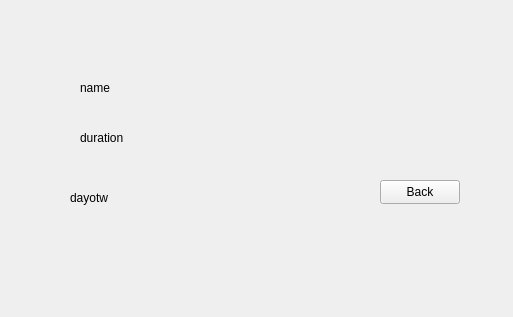
Old version of the form frontend/gym_frontend/exercisewindow/exercisewindow.ui in the repository AlexMNK/dyplom-gym.
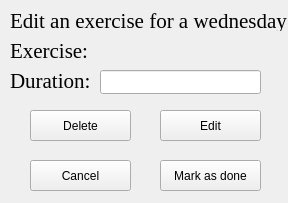
New version of the form. Icons and pictures are not drawn.

Commit message: Added functionality to edit and delete exercise

Diff of the .ui file:
```diff
--- a/frontend/gym_frontend/exercisewindow/exercisewindow.ui
+++ b/frontend/gym_frontend/exercisewindow/exercisewindow.ui
@@ -6,64 +6,167 @@
    <rect>
     <x>0</x>
     <y>0</y>
-    <width>513</width>
-    <height>317</height>
+    <width>288</width>
+    <height>203</height>
    </rect>
   </property>
+  <property name="sizePolicy">
+   <sizepolicy hsizetype="Fixed" vsizetype="Fixed">
+    <horstretch>0</horstretch>
+    <verstretch>0</verstretch>
+   </sizepolicy>
+  </property>
+  <property name="minimumSize">
+   <size>
+    <width>288</width>
+    <height>203</height>
+   </size>
+  </property>
+  <property name="maximumSize">
+   <size>
+    <width>288</width>
+    <height>203</height>
+   </size>
+  </property>
   <property name="windowTitle">
    <string>MainWindow</string>
   </property>
   <widget class="QWidget" name="centralwidget">
-   <widget class="QLabel" name="name">
+   <widget class="QPushButton" name="back">
     <property name="geometry">
      <rect>
-      <x>80</x>
-      <y>80</y>
-      <width>49</width>
-      <height>16</height>
+      <x>30</x>
+      <y>160</y>
+      <width>101</width>
+      <height>31</height>
      </rect>
     </property>
-    <property name="text">
-     <string>name</string>
+    <property name="cursor">
+     <cursorShape>PointingHandCursor</cursorShape>
     </property>
-   </widget>
-   <widget class="QPushButton" name="pushButton">
-    <property name="geometry">
-     <rect>
-      <x>380</x>
-      <y>180</y>
-      <width>80</width>
-      <height>24</height>
-     </rect>
-    </property>
     <property name="text">
-     <string>Back</string>
+     <string>Cancel</string>
     </property>
    </widget>
-   <widget class="QLabel" name="duration">
+   <widget class="QLabel" name="exercise">
     <property name="geometry">
      <rect>
-      <x>80</x>
-      <y>130</y>
-      <width>49</width>
-      <height>16</height>
+      <x>10</x>
+      <y>40</y>
+      <width>271</width>
+      <height>21</height>
      </rect>
     </property>
+    <property name="font">
+     <font>
+      <family>Times New Roman</family>
+      <pointsize>16</pointsize>
+     </font>
+    </property>
     <property name="text">
-     <string>duration</string>
+     <string>Exercise:</string>
     </property>
    </widget>
    <widget class="QLabel" name="day">
     <property name="geometry">
      <rect>
-      <x>70</x>
-      <y>190</y>
-      <width>49</width>
-      <height>16</height>
+      <x>10</x>
+      <y>10</y>
+      <width>291</width>
+      <height>21</height>
      </rect>
     </property>
+    <property name="font">
+     <font>
+      <family>Times New Roman</family>
+      <pointsize>16</pointsize>
+     </font>
+    </property>
     <property name="text">
-     <string>dayotw</string>
+     <string>Edit an exercise for a wednesday</string>
+    </property>
+   </widget>
+   <widget class="QLabel" name="duratioin_label">
+    <property name="geometry">
+     <rect>
+      <x>10</x>
+      <y>70</y>
+      <width>81</width>
+      <height>21</height>
+     </rect>
+    </property>
+    <property name="font">
+     <font>
+      <family>Times New Roman</family>
+      <pointsize>16</pointsize>
+     </font>
+    </property>
+    <property name="text">
+     <string>Duration:</string>
+    </property>
+   </widget>
+   <widget class="QLineEdit" name="duration">
+    <property name="geometry">
+     <rect>
+      <x>100</x>
+      <y>70</y>
+      <width>161</width>
+      <height>24</height>
+     </rect>
+    </property>
+    <property name="font">
+     <font>
+      <family>Times New Roman</family>
+      <pointsize>16</pointsize>
+     </font>
+    </property>
+   </widget>
+   <widget class="QPushButton" name="Delete">
+    <property name="geometry">
+     <rect>
+      <x>30</x>
+      <y>110</y>
+      <width>101</width>
+      <height>31</height>
+     </rect>
+    </property>
+    <property name="cursor">
+     <cursorShape>PointingHandCursor</cursorShape>
+    </property>
+    <property name="text">
+     <string>Delete</string>
+    </property>
+   </widget>
+   <widget class="QPushButton" name="Edit">
+    <property name="geometry">
+     <rect>
+      <x>160</x>
+      <y>110</y>
+      <width>101</width>
+      <height>31</height>
+     </rect>
+    </property>
+    <property name="cursor">
+     <cursorShape>PointingHandCursor</cursorShape>
+    </property>
+    <property name="text">
+     <string>Edit</string>
+    </property>
+   </widget>
+   <widget class="QPushButton" name="Mark">
+    <property name="geometry">
+     <rect>
+      <x>160</x>
+      <y>160</y>
+      <width>101</width>
+      <height>31</height>
+     </rect>
+    </property>
+    <property name="cursor">
+     <cursorShape>PointingHandCursor</cursorShape>
+    </property>
+    <property name="text">
+     <string>Mark as done</string>
     </property>
    </widget>
   </widget>
```
Left out of the diff: 10 changed lines with no effect on the pictures. The commit also changes 11 other files.
